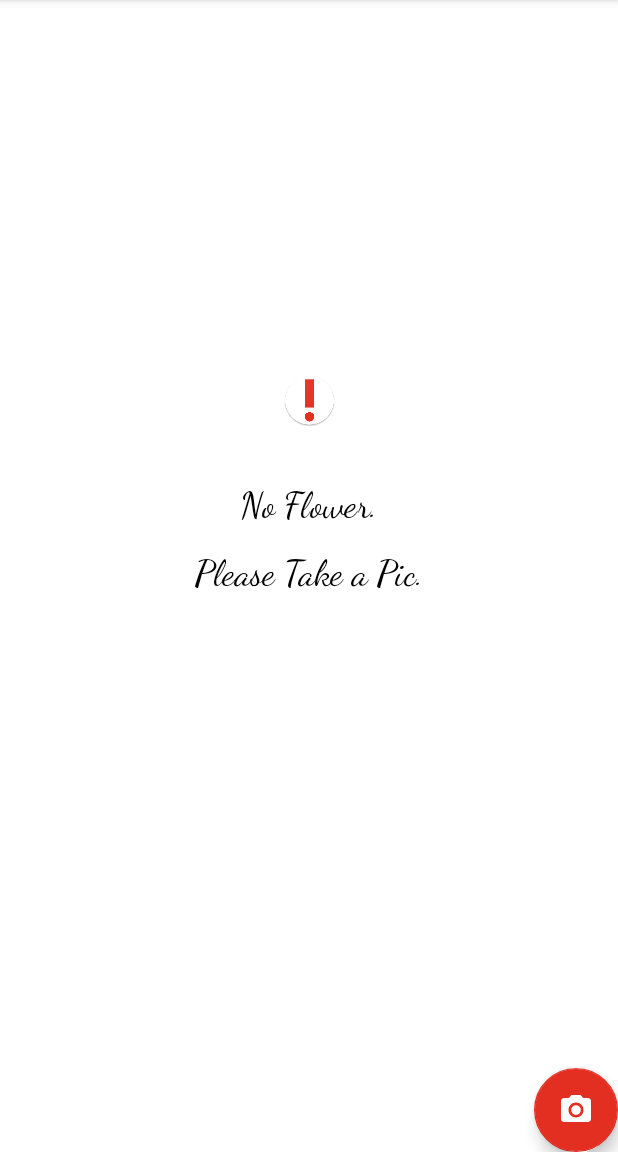
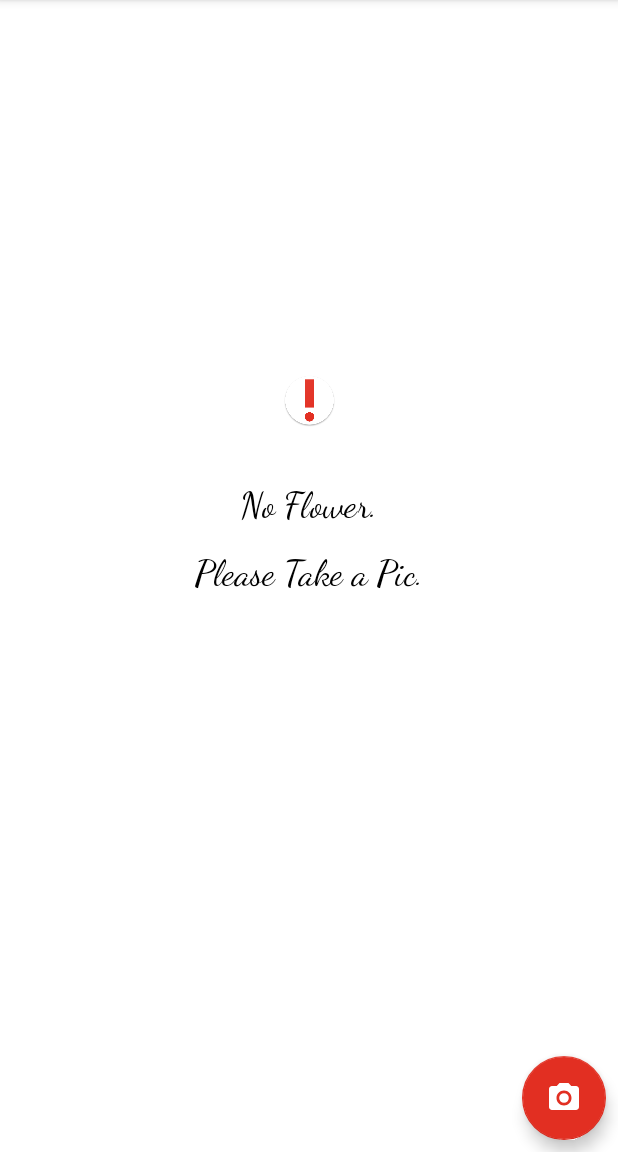
Before and after one commit to faci-df/deepFlowers, an Android app: the screen it shows after launch (NavActivity), on a phone screen of 412 x 824 dp, the part 84-1236 px from its top. Run offline under Robolectric (Android 15) with nearby library versions, the phone set to English and light mode, and no system bars.

Commit message:
Floating Action Button Margin Modified.

```diff
--- a/app/src/main/res/layout/app_bar_nav.xml
+++ b/app/src/main/res/layout/app_bar_nav.xml
@@ -34,6 +34,7 @@
         app:fabSize="normal"
         app:layout_anchor="@+id/include2"
         app:layout_anchorGravity="bottom|right"
+        style="@style/floating_action_button"
         app:srcCompat="@drawable/ic_menu_camera" />
 
 </android.support.design.widget.CoordinatorLayout>
--- a/app/src/main/res/values/styles.xml
+++ b/app/src/main/res/values/styles.xml
@@ -20,4 +20,9 @@
 
         </style>
 
+    <style name="floating_action_button">
+        <item name="android:layout_marginRight">8dp</item>
+        <item name="android:layout_marginBottom">8dp</item>
+    </style>
+
 </resources>
```
